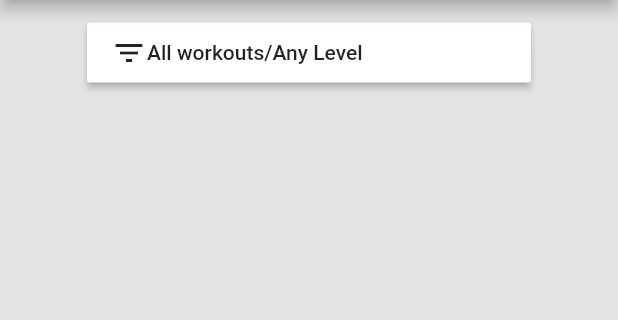
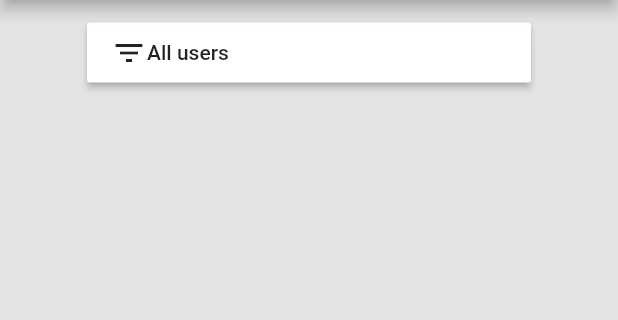
Before and after one commit to kateryna-syrota/prp, a Flutter app: the screen it shows once a user with an empty profile is signed in, after a tap on "Apply", on a phone screen of 412 x 824 dp, the part 84-404 px from its top. Run offline on Flutter 3.47's test engine with Material 2 defaults, Android fonts, the light colour scheme and no system bars; our stand-ins replace cloud_firestore, firebase_auth, firebase_core, fluttertoast, google_fonts; accounts and stored records are empty.

Commit message:
Add filtr for users

```diff
--- a/lib/components/notes-list.dart
+++ b/lib/components/notes-list.dart
@@ -105,6 +105,8 @@ class _NotesListState extends State<NotesList> {
                                                 color: Colors.red,
                                               ),
                                             ),
+                                            Image.network(
+                                                '${snapshot.data!.docs[index]['photoUrl']}'),
                                             Padding(
                                               padding: EdgeInsets.only(
                                                   top: 20, left: 30, right: 30),
--- a/lib/components/users-list.dart
+++ b/lib/components/users-list.dart
@@ -21,7 +21,8 @@ class _UsersListState extends State<UsersList> {
 
   final firestoreInstance = FirebaseFirestore.instance;
   final users = <Users>[];
-
+  var filterNickname = "All users";
+  var filterNicknameInput = "";
   var filterOnlyMyUsers = false;
   var filterTitle = "title";
   var filterTitleController = TextEditingController();
@@ -33,9 +34,7 @@ class _UsersListState extends State<UsersList> {
   var usersList;
   List<Users> filter() {
     setState(() {
-      filterText = filterOnlyMyUsers ? 'My Workouts' : 'All workouts';
-      filterText += '/' + filterLevel;
-      if (filterTitle.isNotEmpty) filterText += '/' + filterTitle;
+      filterText = filterNickname;
       filterHeight = 0;
     });
 
@@ -45,7 +44,8 @@ class _UsersListState extends State<UsersList> {
 
   List<Users> clearFilter() {
     setState(() {
-      filterText = 'All workouts/Any Level';
+      filterNickname = "All users";
+      filterText = filterNickname;
       filterOnlyMyUsers = false;
       filterTitle = '';
       filterLevel = 'Any Level';
@@ -60,7 +60,7 @@ class _UsersListState extends State<UsersList> {
   @override
   Widget build(BuildContext context) {
     usersList = FutureBuilder(
-        future: AuthService().getUserData(),
+        future: AuthService().getUserData(filterNickname),
         builder: (context, AsyncSnapshot<QuerySnapshot> snapshot) {
           if (snapshot.connectionState == ConnectionState.waiting) {
             return Text("Loading");
@@ -77,7 +77,12 @@ class _UsersListState extends State<UsersList> {
                               EdgeInsets.symmetric(horizontal: 8, vertical: 4),
                           child: Container(
                               child: ListTile(
-                            title: new Text(document.data()!['nickname']),
+                            title: new Text("nicname_user:  " +
+                                document.data()!['nickname'] +
+                                "        account_type_user:  " +
+                                document.data()!['account_type'] +
+                                "        id_user:  " +
+                                document.id),
                             trailing: IconButton(
                               onPressed: () {
                                 showDialog(
@@ -136,7 +141,7 @@ class _UsersListState extends State<UsersList> {
             ),
             onPressed: () {
               setState(() {
-                filterHeight = (filterHeight == 0.0 ? 280.0 : 0.0);
+                filterHeight = (filterHeight == 0.0 ? 160.0 : 0.0);
               });
             },
           ),
@@ -144,20 +149,17 @@ class _UsersListState extends State<UsersList> {
 
     var filterForm = AnimatedContainer(
       margin: EdgeInsets.symmetric(vertical: 0.0, horizontal: 7),
+      child: Padding(
+        padding: EdgeInsets.only(top: 15, left: 50, right: 50),
         child: Card(
           child: Padding(
-          padding: const EdgeInsets.all(8.0),
+            padding: EdgeInsets.only(top: 15, left: 50, right: 50),
             child: Column(
               children: [
-              SwitchListTile(
-                  title: const Text('Only My Workouts'),
-                  value: filterOnlyMyUsers,
-                  onChanged: (bool val) =>
-                      setState(() => filterOnlyMyUsers = val)),
                 TextFormField(
                   controller: filterTitleController,
-                decoration: const InputDecoration(labelText: 'Title'),
-                onChanged: (String val) => setState(() => filterTitle = val),
+                  decoration: const InputDecoration(labelText: 'Nickname'),
+                  onChanged: (String val) => filterNicknameInput = val,
                 ),
                 Padding(
                   padding: EdgeInsets.only(top: 20),
@@ -167,6 +169,7 @@ class _UsersListState extends State<UsersList> {
                         flex: 1,
                         child: RaisedButton(
                           onPressed: () {
+                            filterNickname = filterNicknameInput;
                             filter();
                           },
                           child: Text("Apply",
@@ -193,6 +196,7 @@ class _UsersListState extends State<UsersList> {
             ),
           ),
         ),
+      ),
       duration: const Duration(milliseconds: 400),
       curve: Curves.fastOutSlowIn,
       height: filterHeight,
--- a/lib/services/auth.dart
+++ b/lib/services/auth.dart
@@ -36,8 +36,15 @@ class AuthService {
         .map((User? user) => user != null ? MyUser.fromFirebase(user) : null);
   }
 
-  Future<QuerySnapshot>? getUserData() async {
-    return FirebaseFirestore.instance.collection('users').get();
+  Future<QuerySnapshot>? getUserData(String nickname) async {
+    if (nickname == "All users" || nickname == "") {
+      return FirebaseFirestore.instance.collection('users').get();
+    } else {
+      return FirebaseFirestore.instance
+          .collection('users')
+          .where("nickname", isEqualTo: nickname)
+          .get();
+    }
   }
 
   delete(String uid) {
```
Lines whose indentation alone changed are shown as unchanged.
